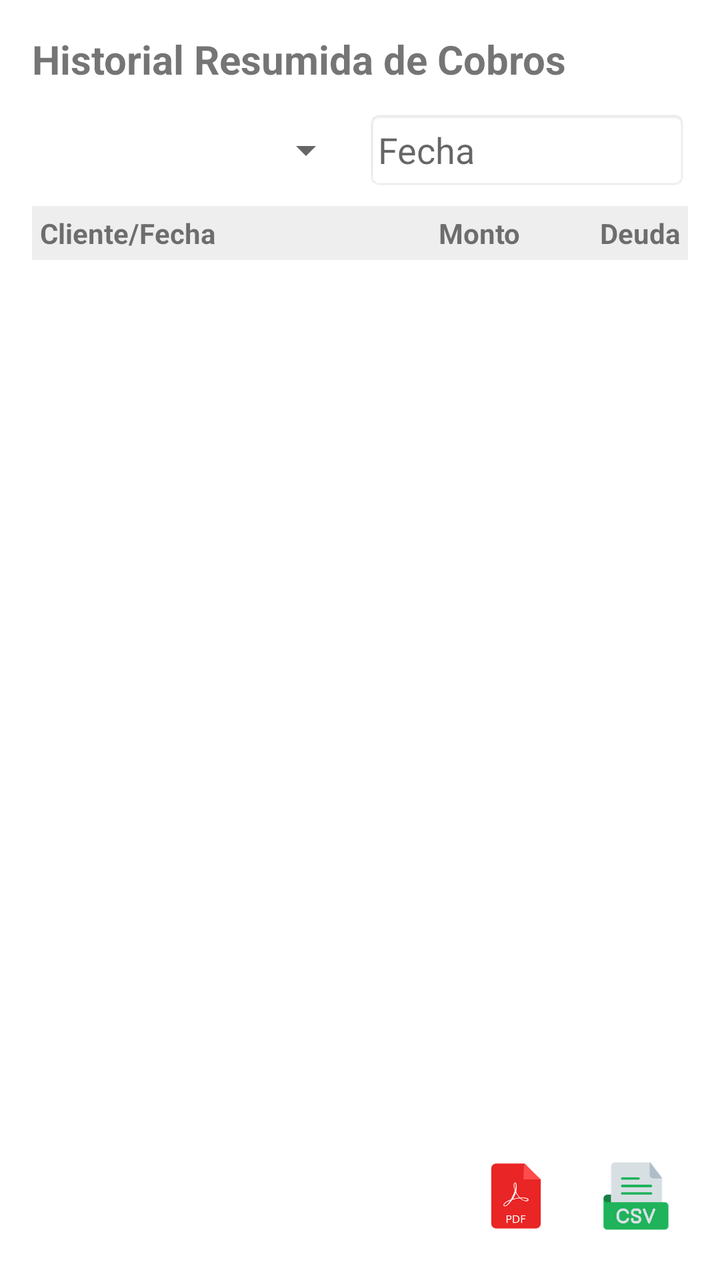
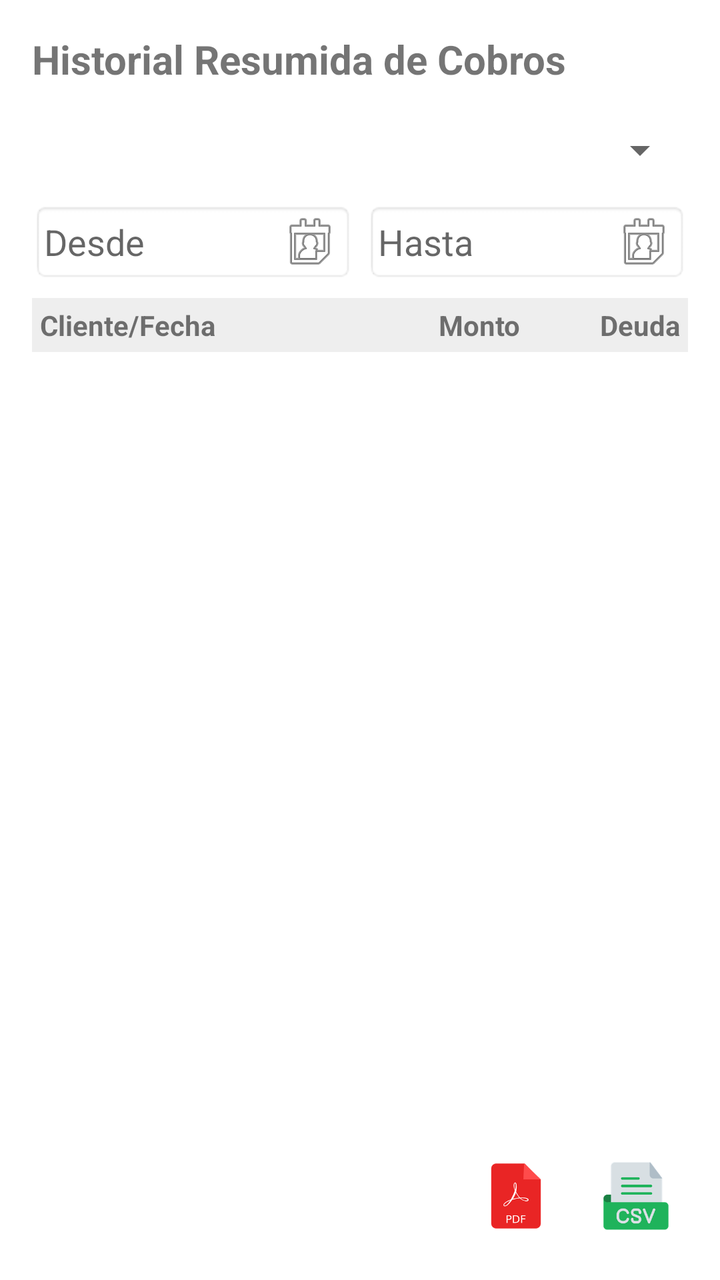

An Android layout rendered at two revisions. The XML below is the earlier revision; the diff shows what the commit changed to produce the second picture.
<!-- AndroidManifest.xml: application theme Theme.MyApplication.NoActionBar -->
<!-- res/layout/fragment_historial_cobros.xml -->
<?xml version="1.0" encoding="utf-8"?>
<RelativeLayout
    xmlns:android="http://schemas.android.com/apk/res/android"
    android:layout_width="match_parent"
    android:layout_height="match_parent"
    android:background="#FFFFFF">

    
    <LinearLayout
        android:layout_width="match_parent"
        android:layout_height="match_parent"
        android:orientation="vertical"
        android:padding="16dp"
        android:layout_above="@id/layoutBotones">

        
        <TextView
            android:layout_width="wrap_content"
            android:layout_height="wrap_content"
            android:text="Historial Resumida de Cobros"
            android:textSize="20sp"
            android:textStyle="bold"
            android:layout_marginBottom="12dp"/>
        <LinearLayout
            android:layout_width="match_parent"
            android:layout_height="wrap_content"
            android:orientation="horizontal"
            android:layout_marginBottom="8dp">

            
            <Spinner
                android:id="@+id/spClientes"
                android:layout_width="0dp"
                android:layout_height="40dp"
                android:layout_weight="1"
                android:textSize="20sp"
                android:textStyle="bold"
                android:spinnerMode="dropdown"/>

            
            <EditText
                android:id="@+id/etFechaFiltro"
                android:layout_width="0dp"
                android:layout_weight="1"
                android:layout_height="40dp"
                android:hint="Fecha"
                android:focusable="false"
                android:clickable="true"
                android:background="@android:drawable/editbox_background"
                android:padding="6dp"
                android:layout_marginStart="6dp"/>
        </LinearLayout>
        
        <LinearLayout
            android:layout_width="match_parent"
            android:layout_height="wrap_content"
            android:orientation="horizontal"
            android:padding="4dp"
            android:background="#EEEEEE">

            <TextView
                android:layout_width="0dp"
                android:layout_weight="2"
                android:layout_height="wrap_content"
                android:text="Cliente/Fecha"
                android:textStyle="bold"/>

            <TextView
                android:layout_width="0dp"
                android:layout_weight="1"
                android:layout_height="wrap_content"
                android:text="Monto"
                android:textStyle="bold"
                android:gravity="end"/>

            <TextView
                android:layout_width="0dp"
                android:layout_weight="1"
                android:layout_height="wrap_content"
                android:text="Deuda"
                android:textStyle="bold"
                android:gravity="end"/>
        </LinearLayout>

        
        <androidx.recyclerview.widget.RecyclerView
            android:id="@+id/rvHistorialCobros"
            android:layout_width="match_parent"
            android:layout_height="0dp"
            android:layout_weight="1"
            android:paddingTop="4dp"/>
    </LinearLayout>

    
    <LinearLayout
        android:id="@+id/layoutBotones"
        android:layout_width="match_parent"
        android:layout_height="wrap_content"
        android:layout_alignParentBottom="true"
        android:gravity="end"
        android:padding="12dp"
        android:orientation="horizontal">


        <ImageButton
            android:id="@+id/btnExportPDF"
            android:layout_width="60dp"
            android:layout_height="60dp"
            android:src="@drawable/pdf"
            android:scaleType="centerInside"
            android:padding="10dp"
            android:background="?attr/selectableItemBackgroundBorderless"/>

        <ImageButton
            android:id="@+id/btnExportExcel"
            android:layout_width="60dp"
            android:layout_height="60dp"
            android:src="@drawable/csv"
            android:scaleType="centerInside"
            android:padding="10dp" android:background="?attr/selectableItemBackgroundBorderless"/>
    </LinearLayout>

</RelativeLayout>
<!-- resources referenced by this layout -->
<resources>
  <!-- drawable csv: png bitmap (drawable, 9958 bytes) -->
  <!-- drawable pdf: png bitmap (drawable, 7491 bytes) -->
  <style name="Theme.MyApplication.NoActionBar">
          <item name="windowActionBar">false</item>
          <item name="windowNoTitle">true</item>
      </style>
</resources>

<!-- the commit's change to res/layout/fragment_historial_cobros.xml (unified diff, before → after) -->
@@ -21,34 +21,56 @@
             android:textSize="20sp"
             android:textStyle="bold"
             android:layout_marginBottom="12dp"/>
+        
         <LinearLayout
             android:layout_width="match_parent"
             android:layout_height="wrap_content"
-            android:orientation="horizontal"
+            android:orientation="vertical"
             android:layout_marginBottom="8dp">
 
             
             <Spinner
                 android:id="@+id/spClientes"
-                android:layout_width="0dp"
+                android:layout_width="match_parent"
                 android:layout_height="40dp"
-                android:layout_weight="1"
-                android:textSize="20sp"
-                android:textStyle="bold"
-                android:spinnerMode="dropdown"/>
+                android:textSize="18sp"
+                android:spinnerMode="dropdown"
+                android:layout_marginBottom="6dp"/>
 
             
-            <EditText
-                android:id="@+id/etFechaFiltro"
-                android:layout_width="0dp"
-                android:layout_weight="1"
-                android:layout_height="40dp"
-                android:hint="Fecha"
-                android:focusable="false"
-                android:clickable="true"
-                android:background="@android:drawable/editbox_background"
-                android:padding="6dp"
-                android:layout_marginStart="6dp"/>
+            <LinearLayout
+                android:layout_width="match_parent"
+                android:layout_height="wrap_content"
+                android:orientation="horizontal">
+
+                <EditText
+                    android:id="@+id/etFechaIni"
+                    android:layout_width="0dp"
+                    android:layout_height="40dp"
+                    android:layout_weight="1"
+                    android:hint="Desde"
+                    android:focusable="false"
+                    android:clickable="true"
+                    android:background="@android:drawable/editbox_background"
+                    android:padding="6dp"
+                    android:drawableEnd="@android:drawable/ic_menu_my_calendar"
+                    android:drawablePadding="6dp"/>
+
+                <EditText
+                    android:id="@+id/etFechaFin"
+                    android:layout_width="0dp"
+                    android:layout_height="40dp"
+                    android:layout_weight="1"
+                    android:hint="Hasta"
+                    android:focusable="false"
+                    android:clickable="true"
+                    android:background="@android:drawable/editbox_background"
+                    android:padding="6dp"
+                    android:layout_marginStart="6dp"
+                    android:drawableEnd="@android:drawable/ic_menu_my_calendar"
+                    android:drawablePadding="6dp"/>
+            </LinearLayout>
+
         </LinearLayout>
         
         <LinearLayout
